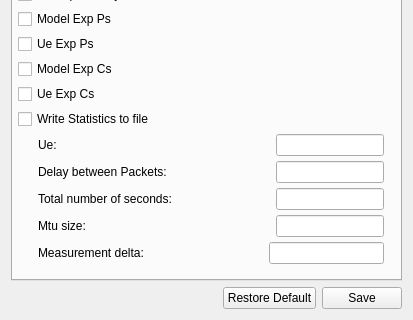
Old version of the form LTEsimGeneratorGUI/Ui/statisticsform.ui in the repository moniss23/junit4; both pictures show x 0 to 413 and y 203 to 523 of the 413 by 523 pixel window.
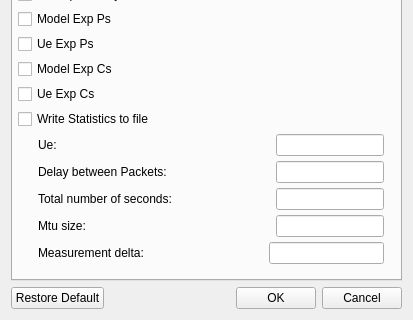
New version of the form.

Commit message: Added new UI to traffic map + paging rename to pagging + change buttons design in small windows + fit button size to text in Channel Models button

What changed in the file:
```diff
--- a/LTEsimGeneratorGUI/Ui/statisticsform.ui
+++ b/LTEsimGeneratorGUI/Ui/statisticsform.ui
@@ -1571,6 +1571,13 @@
    </item>
    <item>
     <layout class="QHBoxLayout" name="horizontalLayout">
+     <item>
+      <widget class="QPushButton" name="restoreButton">
+       <property name="text">
+        <string>Restore Default</string>
+       </property>
+      </widget>
+     </item>
      <item>
       <spacer name="horizontalSpacer">
        <property name="orientation">
@@ -1584,17 +1591,17 @@
        </property>
       </spacer>
      </item>
-     <item>
-      <widget class="QPushButton" name="restoreButton">
-       <property name="text">
-        <string>Restore Default</string>
-       </property>
-      </widget>
-     </item>
      <item>
       <widget class="QPushButton" name="saveButton">
        <property name="text">
-        <string>Save</string>
+        <string>OK</string>
+       </property>
+      </widget>
+     </item>
+     <item>
+      <widget class="QPushButton" name="pushButton">
+       <property name="text">
+        <string>Cancel</string>
        </property>
       </widget>
      </item>
```
The commit also changes 52 other files.
